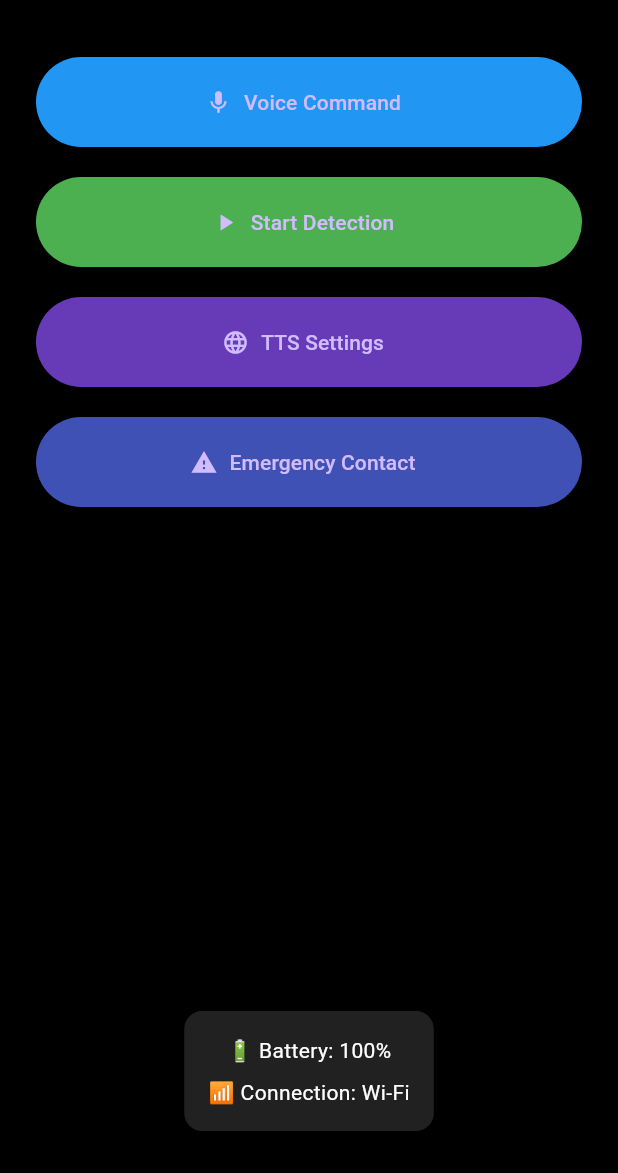
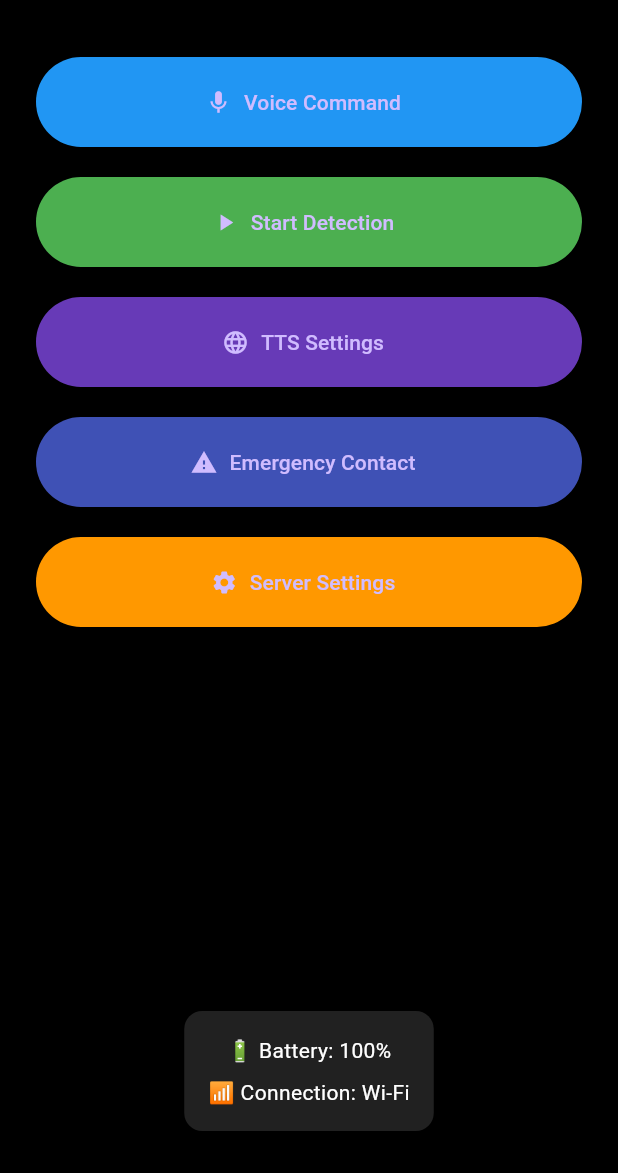
Before and after one commit to SamuelSanv/Insight_App, a Flutter app: the MainPage screen opened by its route, after a tap on "Start Detection", on a phone screen of 412 x 824 dp, the part 63-1236 px from its top. Run offline on Flutter 3.47's test engine with Material 3 defaults, Android fonts, the phone set to English and light mode, and no system bars; our stand-ins replace battery_plus, camera, connectivity_plus, flutter_tts, permission_handler, shared_preferences; missing offline and left inert: flutter_sound; accounts and stored records are empty.

Commit message:
Add server settings page and implement server URL management

```diff
--- a/insight/lib/main_page/main_page.dart
+++ b/insight/lib/main_page/main_page.dart
@@ -11,9 +11,11 @@ import 'package:path/path.dart' as p;
 import 'package:path_provider/path_provider.dart';
 import 'package:permission_handler/permission_handler.dart';
 import 'dart:async';
+import 'package:insight/system/settings_service.dart';
+import 'package:insight/system/server_settings_page.dart';
 
-
-final RouteObserver<ModalRoute<void>> routeObserver = RouteObserver<ModalRoute<void>>();
+final RouteObserver<ModalRoute<void>> routeObserver =
+    RouteObserver<ModalRoute<void>>();
 
 class MainPage extends StatefulWidget {
   const MainPage({super.key});
@@ -30,7 +32,7 @@ class _MainPageState extends State<MainPage> with RouteAware {
   final FlutterTts flutterTts = FlutterTts();
 
   CameraController? _cameraController;
-  final String serverUrl = 'https://your-detection-server.com/detect'; // 🌟 ADDED → replace with your backend URL
+  String? _serverUrl;
 
   //Battery updates
   final Battery _battery = Battery();
@@ -52,6 +54,7 @@ class _MainPageState extends State<MainPage> with RouteAware {
     _startBatteryMonitoring();
     _startBatteryLowMonitoring();
     _getConnectionStatus();
+    _loadServerUrl(); // Load server URL from settings
 
     WidgetsBinding.instance.addPostFrameCallback((_) {
       routeObserver.subscribe(this, ModalRoute.of(context)!);
@@ -93,7 +96,9 @@ class _MainPageState extends State<MainPage> with RouteAware {
     await flutterTts.setSpeechRate(0.5);
 
     final batteryInfo = _batteryLevel.isNotEmpty ? _batteryLevel : "unknown";
-    final connectionInfo = _connectionStatus.isNotEmpty ? _connectionStatus : "unknown";
+    final connectionInfo = _connectionStatus.isNotEmpty
+        ? _connectionStatus
+        : "unknown";
 
     final message =
         "Welcome to the main menu. "
@@ -108,37 +113,123 @@ class _MainPageState extends State<MainPage> with RouteAware {
 
   // Camera initialization
   Future<void> _initCamera() async {
+    try {
+      print('📷 Getting available cameras...');
       final cameras = await availableCameras();
-    final backCamera = cameras.firstWhere(
+
+      if (cameras.isEmpty) {
+        throw Exception('No cameras available on this device');
+      }
+
+      // Find back camera
+      CameraDescription? backCamera;
+      try {
+        backCamera = cameras.firstWhere(
           (camera) => camera.lensDirection == CameraLensDirection.back,
         );
+      } catch (e) {
+        // If no back camera, use the first available camera
+        backCamera = cameras.first;
+        print('⚠️ No back camera found, using: ${backCamera.name}');
+      }
+
+      print('📷 Initializing camera: ${backCamera.name}');
       _cameraController = CameraController(
         backCamera,
         ResolutionPreset.medium,
         enableAudio: false,
       );
+
       await _cameraController?.initialize();
+      print('✅ Camera initialized successfully');
+    } catch (e) {
+      print('❌ Camera initialization failed: $e');
+      throw Exception('Failed to initialize camera: $e');
+    }
   }
 
   // Capture one frame
   Future<File> _captureFrame() async {
+    try {
+      if (_cameraController == null ||
+          !_cameraController!.value.isInitialized) {
+        throw Exception('Camera not initialized');
+      }
+
+      print('📸 Taking picture...');
+      final XFile picture = await _cameraController!.takePicture();
+
+      // Create a proper file path
       final tempDir = await getTemporaryDirectory();
-    final filePath = p.join(tempDir.path, '${DateTime.now().millisecondsSinceEpoch}.jpg');
-    await _cameraController?.takePicture().then((file) => file.saveTo(filePath));
-    return File(filePath);
+      final fileName = '${DateTime.now().millisecondsSinceEpoch}.jpg';
+      final filePath = p.join(tempDir.path, fileName);
+
+      // Copy the XFile to our target location
+      final File imageFile = File(filePath);
+      await imageFile.writeAsBytes(await picture.readAsBytes());
+
+      print('✅ Picture saved to: $filePath');
+      return imageFile;
+    } catch (e) {
+      print('❌ Failed to capture frame: $e');
+      throw Exception('Failed to capture image: $e');
+    }
   }
 
   // Send frame to server
   Future<String> _sendFrameToServer(File imageFile) async {
-    final request = http.MultipartRequest('POST', Uri.parse(serverUrl));
-    request.files.add(await http.MultipartFile.fromPath('file', imageFile.path));
+    try {
+      print('📸 Sending image to server: $_serverUrl');
+      print('📁 Image file size: ${await imageFile.length()} bytes');
+
+      // Create multipart request to root endpoint
+      final request = http.MultipartRequest('POST', Uri.parse(_serverUrl!));
+
+      // Add the image file
+      request.files.add(
+        await http.MultipartFile.fromPath('file', imageFile.path),
+      );
+
+      print('🚀 Sending request...');
       final response = await request.send();
+
+      print('📡 Response status: ${response.statusCode}');
+
       if (response.statusCode == 200) {
         final respStr = await response.stream.bytesToString();
+        print('✅ Response body: $respStr');
+
+        try {
           final data = jsonDecode(respStr);
-      return data['detected'] ?? 'Nothing detected';
+
+          // Handle both 'detected' and 'announcement' fields
+          String result =
+              data['detected'] ?? data['announcement'] ?? 'Nothing detected';
+
+          print('🎯 Detection result: $result');
+          return result;
+        } catch (e) {
+          print('❌ JSON decode error: $e');
+          print('Raw response: $respStr');
+          return 'Server response format error';
+        }
       } else {
-      throw Exception('Server error: ${response.statusCode}');
+        final errorStr = await response.stream.bytesToString();
+        print('❌ Server error (${response.statusCode}): $errorStr');
+
+        // Try to parse error response
+        try {
+          final errorData = jsonDecode(errorStr);
+          return errorData['detected'] ??
+              errorData['error'] ??
+              'Server error ${response.statusCode}';
+        } catch (e) {
+          return 'Server error: ${response.statusCode}';
+        }
+      }
+    } catch (e) {
+      print('💥 Network/Request error: $e');
+      return 'Connection error: ${e.toString()}';
     }
   }
 
@@ -158,7 +249,9 @@ class _MainPageState extends State<MainPage> with RouteAware {
       _isCheckingBattery = true;
 
       try {
-          print("⏱ Checking battery at ${DateTime.now()}"); // write every time the checking is done
+        print(
+          "⏱ Checking battery at ${DateTime.now()}",
+        ); // write every time the checking is done
         await _getBatteryLevel();
 
         final currentState = await _battery.batteryState;
@@ -167,7 +260,8 @@ class _MainPageState extends State<MainPage> with RouteAware {
         if (currentState == BatteryState.full && !_hasAnnouncedFullBattery) {
           await flutterTts.speak("Battery is full.");
           _hasAnnouncedFullBattery = true;
-          } else if (currentState != BatteryState.full && _hasAnnouncedFullBattery) {
+        } else if (currentState != BatteryState.full &&
+            _hasAnnouncedFullBattery) {
           // When battery has already announced it is full
           _hasAnnouncedFullBattery = false;
         }
@@ -176,7 +270,8 @@ class _MainPageState extends State<MainPage> with RouteAware {
         if (currentState == BatteryState.charging && !_hasAnnouncedCharging) {
           await flutterTts.speak("Battery is now charging.");
           _hasAnnouncedCharging = true;
-          } else if (currentState != BatteryState.charging && _hasAnnouncedCharging) {
+        } else if (currentState != BatteryState.charging &&
+            _hasAnnouncedCharging) {
           // When still charging but already announced
           await flutterTts.speak("Charging stopped!.");
           _hasAnnouncedCharging = false;
@@ -194,12 +289,14 @@ class _MainPageState extends State<MainPage> with RouteAware {
     _getBatteryLevel();
 
     // Check if the battery is low every 30 seconds
-    _lowBattery = Timer.periodic(const Duration(seconds: 30), (_) async{
+    _lowBattery = Timer.periodic(const Duration(seconds: 30), (_) async {
       if (_isCheckingBatteryLevel) return;
       _isCheckingBatteryLevel = true;
 
-      try{
-        print("⏱ Checking low battery at ${DateTime.now()}"); // write every time the checking is done
+      try {
+        print(
+          "⏱ Checking low battery at ${DateTime.now()}",
+        ); // write every time the checking is done
         await _getBatteryLevel();
 
         final currentState = await _battery.batteryState;
@@ -233,7 +330,9 @@ class _MainPageState extends State<MainPage> with RouteAware {
 
       if (status.isPermanentlyDenied) {
         // You can optionally open settings here
-        await flutterTts.speak("Microphone permission is permanently denied. Please enable it in system settings.");
+        await flutterTts.speak(
+          "Microphone permission is permanently denied. Please enable it in system settings.",
+        );
         openAppSettings(); // opens app settings screen
         return false;
       }
@@ -250,7 +349,9 @@ class _MainPageState extends State<MainPage> with RouteAware {
   Future<void> _onVoiceCommand() async {
     final granted = await _requestMicPermission();
     if (!granted) {
-      await flutterTts.speak("Microphone permission is denied. Please enable it in settings.");
+      await flutterTts.speak(
+        "Microphone permission is denied. Please enable it in settings.",
+      );
       if (await Permission.microphone.isPermanentlyDenied) {
         await openAppSettings(); // Opens device settings for your app
       }
@@ -283,27 +384,69 @@ class _MainPageState extends State<MainPage> with RouteAware {
       return;
     }
 
+    // Check if server URL is configured
+    if (_serverUrl == null || _serverUrl!.isEmpty) {
+      await flutterTts.speak(
+        "Server URL not configured. Please check server settings.",
+      );
+      return;
+    }
+
+    print('🔄 Starting detection process...');
     setState(() => isDetectionOn = !isDetectionOn);
 
     if (isDetectionOn) {
       _isDetecting = true;
-      await flutterTts.speak("Detection started.");
+      await flutterTts.speak("Starting detection...");
 
       try {
+        print('📷 Initializing camera...');
         await _initCamera();
+
+        print('📸 Capturing frame...');
         final imageFile = await _captureFrame();
+
+        print('🔍 Processing with server...');
         final result = await _sendFrameToServer(imageFile);
-        print('Detection result: $result');
-        await flutterTts.speak("Detected: $result");
+
+        print('🎉 Detection completed: $result');
+        await flutterTts.speak("Detection result: $result");
+
+        // Clean up the temporary image file
+        try {
+          await imageFile.delete();
+          print('🗑️ Temporary image file cleaned up');
         } catch (e) {
-        print('Detection error: $e');
-        await flutterTts.speak("There was an error with detection.");
+          print('⚠️ Failed to delete temp file: $e');
+        }
+      } catch (e) {
+        print('💥 Detection error: $e');
+        String errorMessage;
+
+        if (e.toString().contains('Connection')) {
+          errorMessage =
+              "Cannot connect to server. Check your network and server settings.";
+        } else if (e.toString().contains('Camera')) {
+          errorMessage = "Camera error. Please check camera permissions.";
+        } else {
+          errorMessage = "Detection failed. Please try again.";
+        }
+
+        await flutterTts.speak(errorMessage);
       } finally {
+        // Clean up camera and reset state
+        try {
           await _cameraController?.dispose();
           _cameraController = null;
+          print('📷 Camera disposed');
+        } catch (e) {
+          print('⚠️ Error disposing camera: $e');
+        }
+
         _isDetecting = false;
         setState(() => isDetectionOn = false);
         await flutterTts.speak("Detection stopped.");
+        print('✅ Detection process completed');
       }
     } else {
       await flutterTts.speak("Detection stopped.");
@@ -339,6 +482,26 @@ class _MainPageState extends State<MainPage> with RouteAware {
     });
   }
 
+  // Load server URL from settings
+  Future<void> _loadServerUrl() async {
+    final url = await SettingsService.getServerUrl();
+    setState(() {
+      _serverUrl = url;
+    });
+  }
+
+  // Method to open server settings page
+  Future<void> _openServerSettings() async {
+    await flutterTts.speak("Opening server settings");
+    final result = await Navigator.push(
+      context,
+      MaterialPageRoute(builder: (context) => const ServerSettingsPage()),
+    );
+
+    // Reload server URL when returning from settings page
+    await _loadServerUrl();
+  }
+
   // Get the status label for the connection
   String _getReadableStatus(ConnectivityResult result) {
     switch (result) {
@@ -371,7 +534,9 @@ class _MainPageState extends State<MainPage> with RouteAware {
             children: [
               ElevatedButton.icon(
                 style: ElevatedButton.styleFrom(
-                  backgroundColor: _isRecording ? Colors.redAccent : Colors.blue,
+                  backgroundColor: _isRecording
+                      ? Colors.redAccent
+                      : Colors.blue,
                   minimumSize: const Size.fromHeight(60),
                 ),
                 onPressed: _onVoiceCommand,
@@ -387,7 +552,9 @@ class _MainPageState extends State<MainPage> with RouteAware {
                 ),
                 onPressed: _toggleDetection,
                 icon: Icon(isDetectionOn ? Icons.stop : Icons.play_arrow),
-                label: Text(isDetectionOn ? 'Stop Detection' : 'Start Detection'),
+                label: Text(
+                  isDetectionOn ? 'Stop Detection' : 'Start Detection',
+                ),
               ),
               const SizedBox(height: 20),
 
@@ -411,6 +578,17 @@ class _MainPageState extends State<MainPage> with RouteAware {
                 icon: const Icon(Icons.warning),
                 label: const Text('Emergency Contact'),
               ),
+              const SizedBox(height: 20),
+
+              ElevatedButton.icon(
+                style: ElevatedButton.styleFrom(
+                  backgroundColor: Colors.orange,
+                  minimumSize: const Size.fromHeight(60),
+                ),
+                onPressed: _openServerSettings,
+                icon: const Icon(Icons.settings),
+                label: const Text('Server Settings'),
+              ),
               const Spacer(),
 
               Card(
@@ -419,9 +597,15 @@ class _MainPageState extends State<MainPage> with RouteAware {
                   padding: const EdgeInsets.all(16),
                   child: Column(
                     children: [
-                      Text("🔋 Battery: $_batteryLevel", style: TextStyle(color: Colors.white)),
+                      Text(
+                        "🔋 Battery: $_batteryLevel",
+                        style: TextStyle(color: Colors.white),
+                      ),
                       const SizedBox(height: 8),
-                      Text("📶 Connection: $_connectionStatus", style: TextStyle(color: Colors.white)),
+                      Text(
+                        "📶 Connection: $_connectionStatus",
+                        style: TextStyle(color: Colors.white),
+                      ),
                     ],
                   ),
                 ),
--- /dev/null
+++ b/insight/lib/system/settings_service.dart
@@ -0,0 +1,18 @@
+import 'package:shared_preferences/shared_preferences.dart';
+
+class SettingsService {
+  static const String _serverUrlKey = 'server_url';
+  static const String _defaultServerUrl = 'https://your-default-server.com'; // Replace with your actual default URL
+
+  // Get the stored server URL, or return the default if none is set
+  static Future<String> getServerUrl() async {
+    final prefs = await SharedPreferences.getInstance();
+    return prefs.getString(_serverUrlKey) ?? _defaultServerUrl;
+  }
+
+  // Save a new server URL
+  static Future<bool> setServerUrl(String url) async {
+    final prefs = await SharedPreferences.getInstance();
+    return prefs.setString(_serverUrlKey, url);
+  }
+}
```
Also changed, not shown: insight/lib/system/server_settings_page.dart (added, +108 -0 lines). Lines whose indentation alone changed are shown as unchanged.
